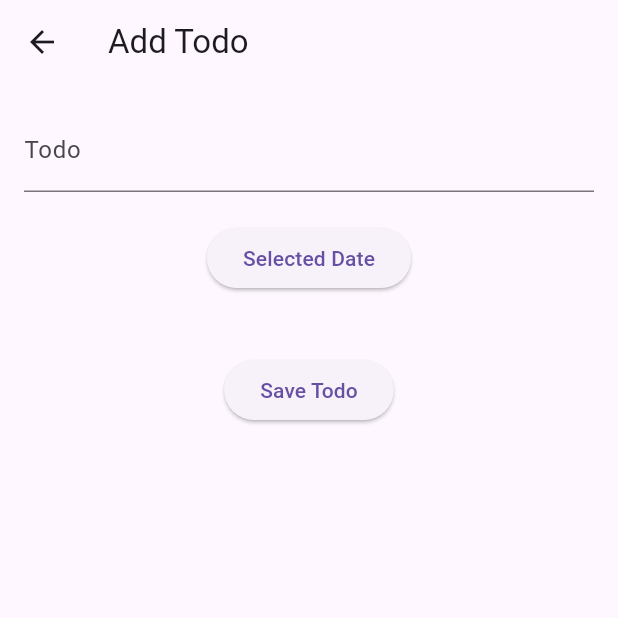
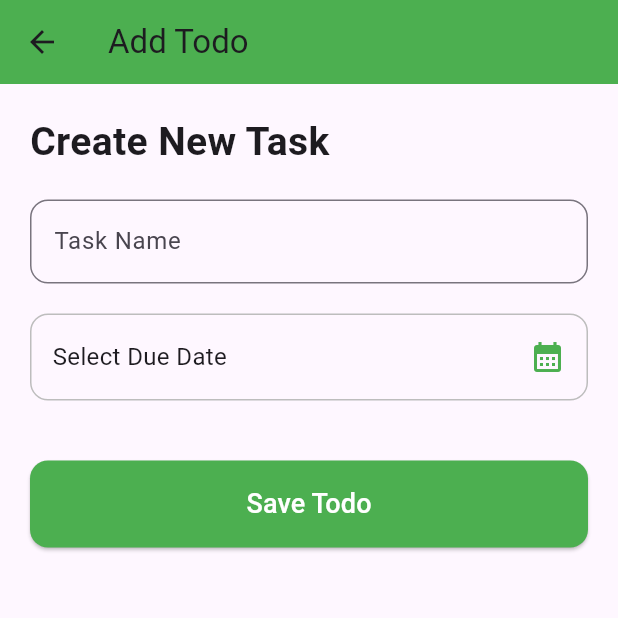
Before and after one commit to AbMamun12/riverpod, a Flutter app: the AddTodoScreen screen opened directly, on a phone screen of 412 x 824 dp, the top half of it. Run offline on Flutter 3.47's test engine with Material 3 defaults, Android fonts, the phone set to English and light mode, and no system bars.

Commit message:
UI Polish

```diff
--- a/lib/views/add_todo_screen.dart
+++ b/lib/views/add_todo_screen.dart
@@ -27,29 +27,87 @@ class _AddTodoScreenState extends State<AddTodoScreen> {
   @override
   Widget build(BuildContext context) {
     return Scaffold(
-      appBar: AppBar(title: const Text("Add Todo")),
-      body: Padding(
-        padding: const EdgeInsets.all(16),
+      appBar: AppBar(
+        title: const Text("Add Todo"),
+        backgroundColor: Colors.green,
+        elevation: 0,
+      ),
+
+      body: SingleChildScrollView(
+        padding: const EdgeInsets.all(20),
         child: Column(
+          crossAxisAlignment: CrossAxisAlignment.start,
           children: [
+
+            const Text(
+              "Create New Task",
+              style: TextStyle(
+                fontSize: 26,
+                fontWeight: FontWeight.bold,
+              ),
+            ),
+
+            const SizedBox(height: 20),
+
+            /// TEXT FIELD
             TextField(
               controller: textController,
-              decoration: const InputDecoration(labelText: "Todo"),
+              decoration: InputDecoration(
+                labelText: "Task Name",
+                hintText: "Enter your todo...",
+                border: OutlineInputBorder(
+                  borderRadius: BorderRadius.circular(12),
+                ),
+              ),
             ),
+
             const SizedBox(height: 20),
-            ElevatedButton(
-              onPressed: pickDate,
-              child: Text(selectedDate == null
-                  ? "Selected Date"
-                  : selectedDate.toString().substring(0, 10),
+
+            /// DATE PICKER BUTTON
+            InkWell(
+              onTap: pickDate,
+              child: Container(
+                padding: const EdgeInsets.symmetric(vertical: 16, horizontal: 14),
+                decoration: BoxDecoration(
+                  borderRadius: BorderRadius.circular(12),
+                  border: Border.all(color: Colors.grey.shade400),
+                ),
+                child: Row(
+                  mainAxisAlignment: MainAxisAlignment.spaceBetween,
+                  children: [
+                    Text(
+                      selectedDate == null
+                          ? "Select Due Date"
+                          : selectedDate.toString().substring(0, 10),
+                      style: const TextStyle(fontSize: 16),
+                    ),
+                    const Icon(Icons.calendar_month, color: Colors.green),
+                  ],
+                ),
+              ),
             ),
-            ),
+
             const SizedBox(height: 40),
 
-            ElevatedButton(onPressed: (){
-              //Will complete after adding riverpod and database
-            }, child: const Text("Save Todo"))
-
+            /// SAVE BUTTON
+            SizedBox(
+              width: double.infinity,
+              child: ElevatedButton(
+                style: ElevatedButton.styleFrom(
+                  padding: const EdgeInsets.symmetric(vertical: 16),
+                  shape: RoundedRectangleBorder(
+                      borderRadius: BorderRadius.circular(12)),
+                  backgroundColor: Colors.green,
+                ),
+                onPressed: () {
+                  // Save logic here
+                },
+                child: const Text(
+                  "Save Todo",
+                  style: TextStyle(fontSize: 18, color: Colors.white),
+                ),
+              ),
+            ),
           ],
         ),
       ),
```
Also changed, not shown: lib/views/home_screen.dart (+49 -11 lines), lib/views/splash_screen.dart (+11 -1 lines).
